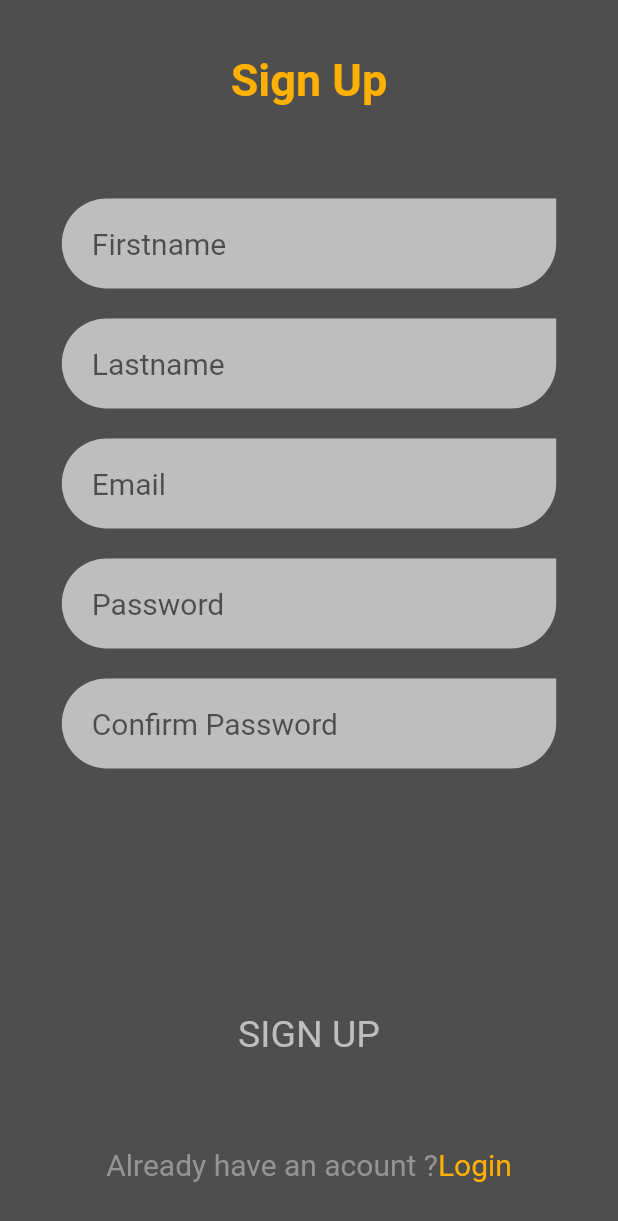
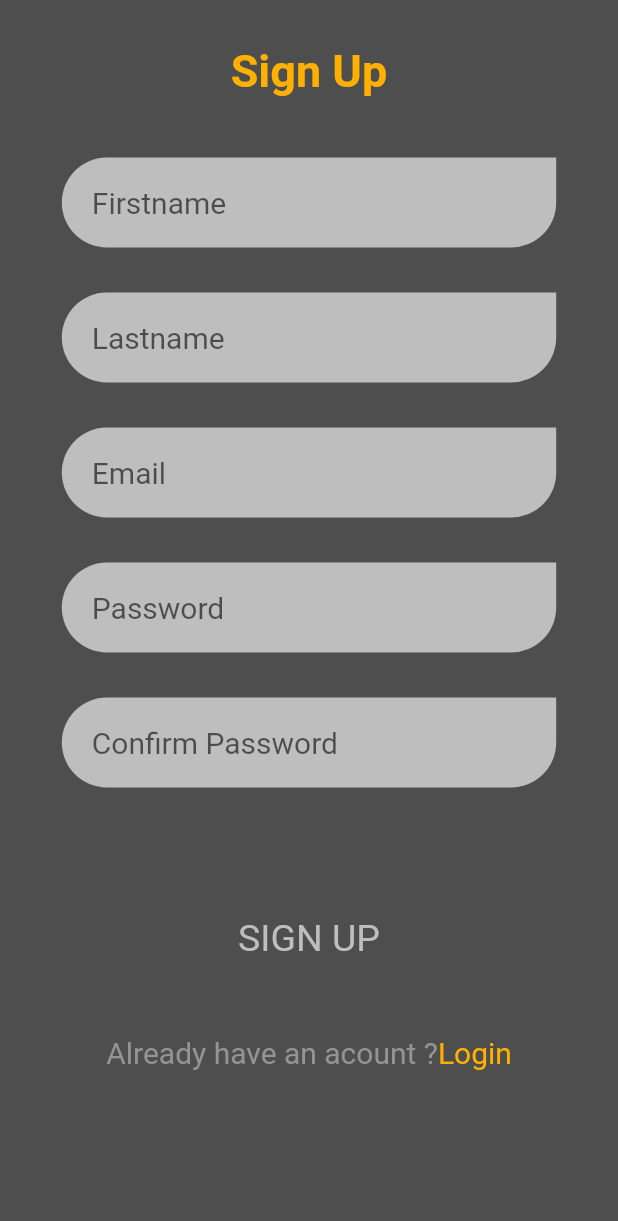
Before and after one commit to pbwauyo/camel-up, a Flutter app: the SignUp screen opened directly, on a phone screen of 412 x 824 dp. Shown: the top 1221 px of the screen. Run offline on Flutter 3.47's test engine with Material 2 defaults, Android fonts, the phone set to English and light mode, and no system bars; our stand-ins replace bloc, cloud_firestore, equatable, firebase_auth, flutter_bloc, flutter_svg and 1 more; accounts and stored records are empty.

Commit message:
fixed signup screen interface

```diff
--- a/lib/screens/auth/login.dart
+++ b/lib/screens/auth/login.dart
@@ -48,7 +48,7 @@ class _LoginState extends State<Login> {
                 } ,
                 child: Center(
                   child: Container(
-                    margin: const EdgeInsets.only(bottom: 10.0, top: 10.0),
+                    margin: const EdgeInsets.only(bottom: 10.0, top: 30.0),
                     child: Text(
                       "LOGIN NOW",
                       style: TextStyle(
--- a/lib/screens/auth/signup.dart
+++ b/lib/screens/auth/signup.dart
@@ -31,8 +31,8 @@ class _SignUpState extends State<SignUp> {
   Widget build(BuildContext context) {
     return Scaffold(
       backgroundColor: AppColors.darkBackground,
-      body: Column(
-        mainAxisAlignment: MainAxisAlignment.spaceAround,
+      body: ListView(
+
         children: [
           Center(
             child: BlocListener<AuthCubit, AuthState>(
@@ -57,7 +57,7 @@ class _SignUpState extends State<SignUp> {
                   }
                 },
                 child: Container(
-                  margin: const EdgeInsets.only(bottom: 10.0, top: 10.0),
+                  margin: const EdgeInsets.only(bottom: 40.0, top: 30.0),
                   child: Text(
                     "Sign Up",
                     style: TextStyle(
@@ -76,7 +76,7 @@ class _SignUpState extends State<SignUp> {
                 builder: (context, state) {
                   return Container(
                     height: 60,
-                    margin: const EdgeInsets.only(bottom: 20.0),
+                    margin: const EdgeInsets.only(bottom: 30.0),
                     child: AuthTextField(
                       hint: "Firstname",
                       textController: fNameController,
@@ -89,7 +89,7 @@ class _SignUpState extends State<SignUp> {
                 builder: (context, state) {
                   return Container(
                     height: 60,
-                    margin: const EdgeInsets.only(bottom: 20.0),
+                    margin: const EdgeInsets.only(bottom: 30.0),
                     child: AuthTextField(
                       hint: "Lastname",
                       textController: lNameController,
@@ -102,7 +102,7 @@ class _SignUpState extends State<SignUp> {
                 builder: (context, state) {
                   return Container(
                     height: 60,
-                    margin: const EdgeInsets.only(bottom: 20.0),
+                    margin: const EdgeInsets.only(bottom: 30.0),
                     child: AuthTextField(
                       hint: "Email",
                       textController: emailController,
@@ -115,7 +115,7 @@ class _SignUpState extends State<SignUp> {
                 builder: (context, state) {
                   return Container(
                       height: 60,
-                      margin: const EdgeInsets.only(bottom: 20.0),
+                      margin: const EdgeInsets.only(bottom: 30.0),
                       child: AuthTextField(
                         hint: "Password",
                         textController: passwordController,
@@ -128,7 +128,7 @@ class _SignUpState extends State<SignUp> {
                 builder: (context, state) {
                   return Container(
                     height: 60,
-                    margin: const EdgeInsets.only(bottom: 75.0),
+                    margin: const EdgeInsets.only(bottom: 50.0),
                     child: AuthTextField(
                       hint: "Confirm Password",
                       textController: confPasswordController,
@@ -190,7 +190,7 @@ class _SignUpState extends State<SignUp> {
 
                 },
                 child: Container(
-                  margin: const EdgeInsets.only(bottom: 10.0),
+                  margin: const EdgeInsets.only(bottom: 50.0),
                   child: Text(
                     "SIGN UP",
                     style: TextStyle(color: AppColors.lightGrey, fontSize: 25),
```
